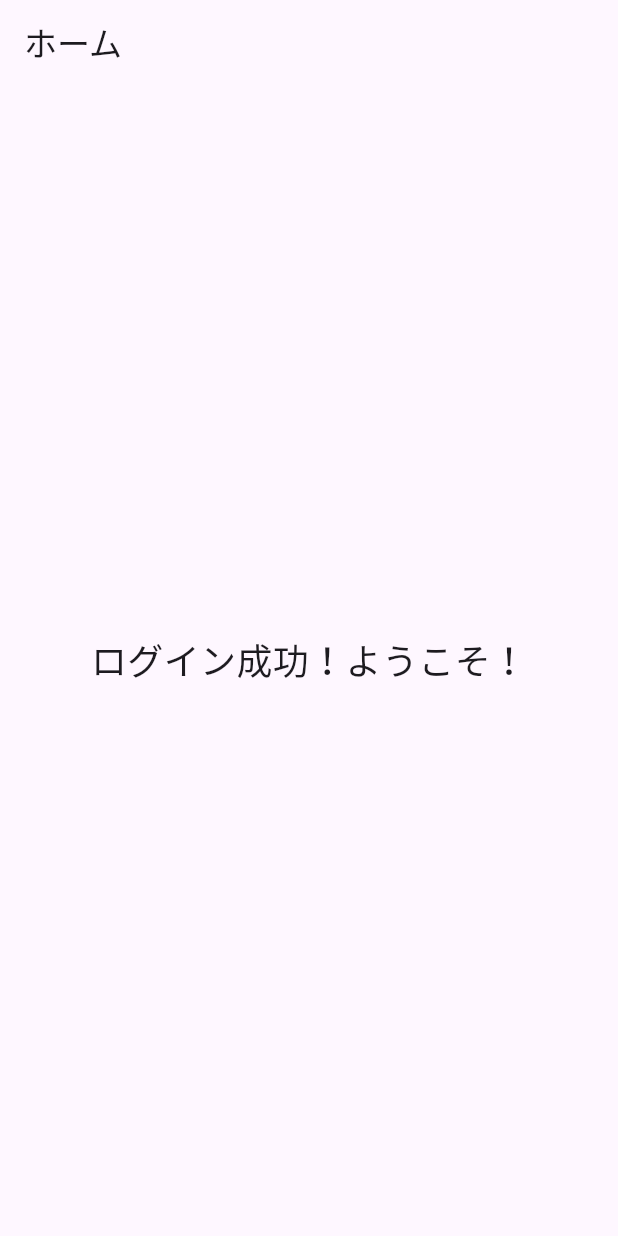
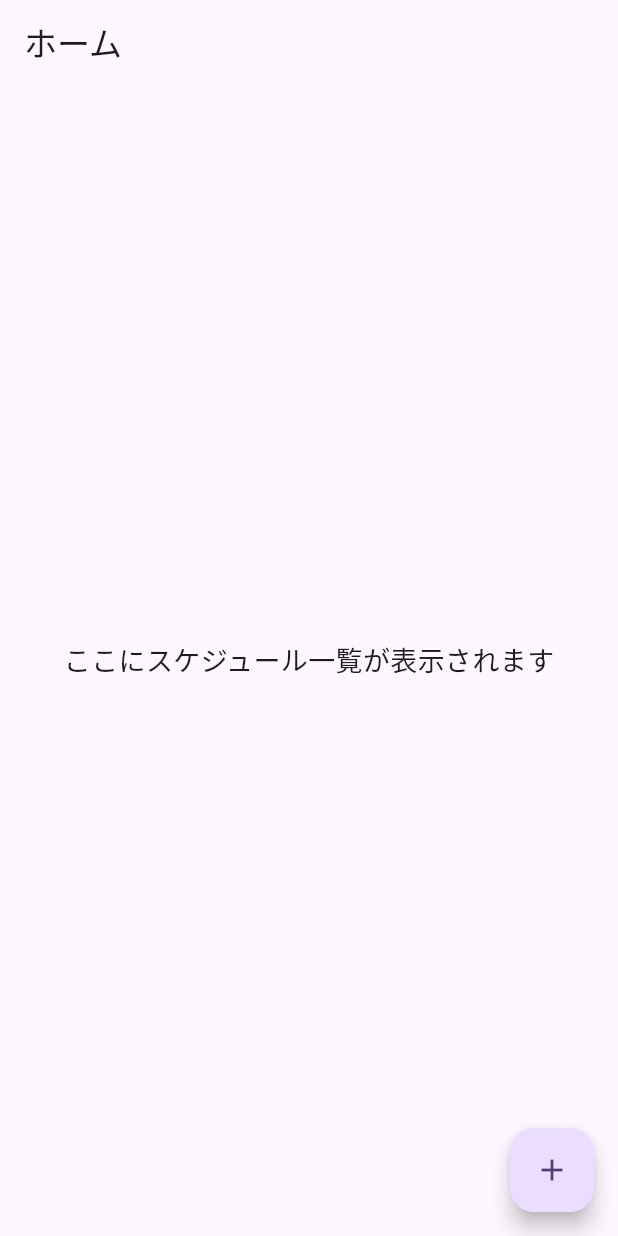
Before and after one commit to otonasi-muonn/schedule-share-app, a Flutter app: the HomeScreen screen opened directly, on a phone screen of 412 x 824 dp. Run offline on Flutter 3.47's test engine with Material 3 defaults, Android fonts, the phone set to English and light mode, and no system bars; our stand-ins replace firebase_auth, firebase_core; accounts and stored records are empty.

Commit message:
feat: ホーム画面に予定追加ダイアログのUIを実装

```diff
--- a/lib/presentation/home/home_screen.dart
+++ b/lib/presentation/home/home_screen.dart
@@ -1,19 +1,77 @@
 import 'package:flutter/material.dart';
 
-class HomeScreen extends StatelessWidget {
+// StatelessWidgetからStatefulWidgetに変更します
+class HomeScreen extends StatefulWidget {
   const HomeScreen({super.key});
+
+  @override
+  State<HomeScreen> createState() => _HomeScreenState();
+}
+
+class _HomeScreenState extends State<HomeScreen> {
+  // 予定追加ダイアログで使うためのコントローラ
+  final _titleController = TextEditingController();
+
+  @override
+  void dispose() {
+    _titleController.dispose();
+    super.dispose();
+  }
+
+  // 予定追加ダイアログを表示するメソッド
+  Future<void> _showAddScheduleDialog() async {
+    // ダイアログが表示されるたびに入力欄をクリアする
+    _titleController.clear();
+
+    return showDialog(
+      context: context,
+      builder: (context) {
+        return AlertDialog(
+          title: const Text('予定の追加'),
+          content: TextField(
+            controller: _titleController,
+            decoration: const InputDecoration(hintText: "タイトルを入力"),
+          ),
+          actions: [
+            TextButton(
+              child: const Text('キャンセル'),
+              onPressed: () {
+                Navigator.of(context).pop();
+              },
+            ),
+            ElevatedButton(
+              child: const Text('追加'),
+              onPressed: () {
+                final title = _titleController.text;
+                print('追加する予定のタイトル: $title');
+                // TODO: ここでFirestoreへの書き込み処理を呼び出す
+                Navigator.of(context).pop(); // ダイアログを閉じる
+              },
+            ),
+          ],
+        );
+      },
+    );
+  }
 
   @override
   Widget build(BuildContext context) {
     return Scaffold(
       appBar: AppBar(
         title: const Text('ホーム'),
+        // TODO: ログアウトボタンを後でここに追加します
       ),
       body: const Center(
         child: Text(
-          'ログイン成功！ようこそ！',
-          style: TextStyle(fontSize: 24),
+          'ここにスケジュール一覧が表示されます', // メッセージを少し変更
+          style: TextStyle(fontSize: 18),
         ),
+      ),
+      // 画面右下にフローティングアクションボタンを追加
+      floatingActionButton: FloatingActionButton(
+        onPressed: _showAddScheduleDialog,
+        tooltip: '予定を追加', // ボタンを長押しした時に表示される説明
+        child: const Icon(Icons.add),
       ),
     );
   }
```
